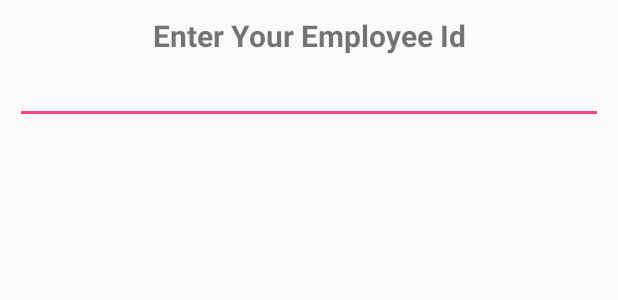
After one commit to sarvan2shekar/Sqlite, an Android app: the layout dialog_emp_get_id.xml on its own in the app's theme, with its tools: preview values and no code run, on a phone screen of 412 x 824 dp. The commit adds this screen. Shown: the top 300 px of the screen. Run offline under Robolectric (Android 15) with nearby library versions, the phone set to English and light mode, and no system bars.

Commit message:
Added functionalities

```diff
--- a/app/src/main/AndroidManifest.xml
+++ b/app/src/main/AndroidManifest.xml
@@ -16,6 +16,7 @@
                 <category android:name="android.intent.category.LAUNCHER" />
             </intent-filter>
         </activity>
+        <activity android:name=".view.AddUpdateEmployee"></activity>
     </application>
 
 </manifest>
--- /dev/null
+++ b/app/src/main/res/layout/dialog_emp_get_id.xml
@@ -0,0 +1,27 @@
+<?xml version="1.0" encoding="utf-8"?>
+<android.support.constraint.ConstraintLayout xmlns:android="http://schemas.android.com/apk/res/android"
+    xmlns:app="http://schemas.android.com/apk/res-auto"
+    android:layout_width="match_parent"
+    android:layout_height="match_parent"
+    android:padding="10dp">
+
+    <TextView
+        android:id="@+id/enterEmpId"
+        android:layout_width="wrap_content"
+        android:layout_height="wrap_content"
+        android:layout_marginTop="26dp"
+        android:text="Enter Your Employee Id"
+        android:textAlignment="center"
+        android:textSize="20sp"
+        android:textStyle="bold"
+        app:layout_constraintLeft_toLeftOf="parent"
+        app:layout_constraintRight_toRightOf="parent" />
+
+    <EditText
+        android:id="@+id/empId"
+        android:layout_width="match_parent"
+        android:layout_height="wrap_content"
+        app:layout_constraintLeft_toLeftOf="@+id/enterEmpId"
+        app:layout_constraintRight_toRightOf="@+id/enterEmpId"
+        app:layout_constraintTop_toBottomOf="@+id/enterEmpId" />
+</android.support.constraint.ConstraintLayout>
```
Also changed, not shown: app/src/main/java/com/testapp/sarvan/sqlite/view/AddUpdateEmployee.java (added, +15 -0 lines), app/src/main/java/com/testapp/sarvan/sqlite/view/MainActivity.java (+88 -0 lines), app/src/main/res/layout/activity_add_update_employee.xml (added, +8 -0 lines), app/src/main/res/layout/activity_main.xml (+8 -0 lines).
